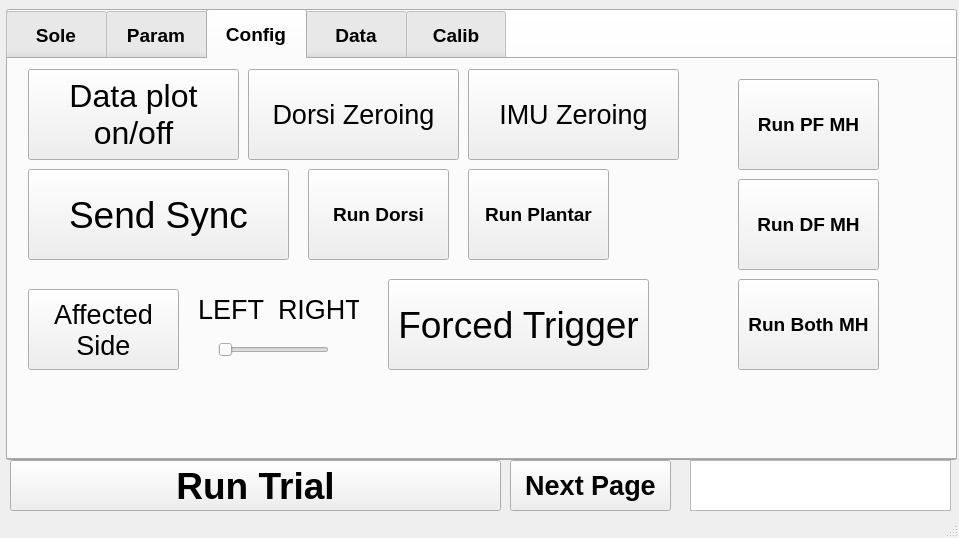
Old version of the form afo_gui/src/mainwindow.ui in the repository jaejinkim121/afo.
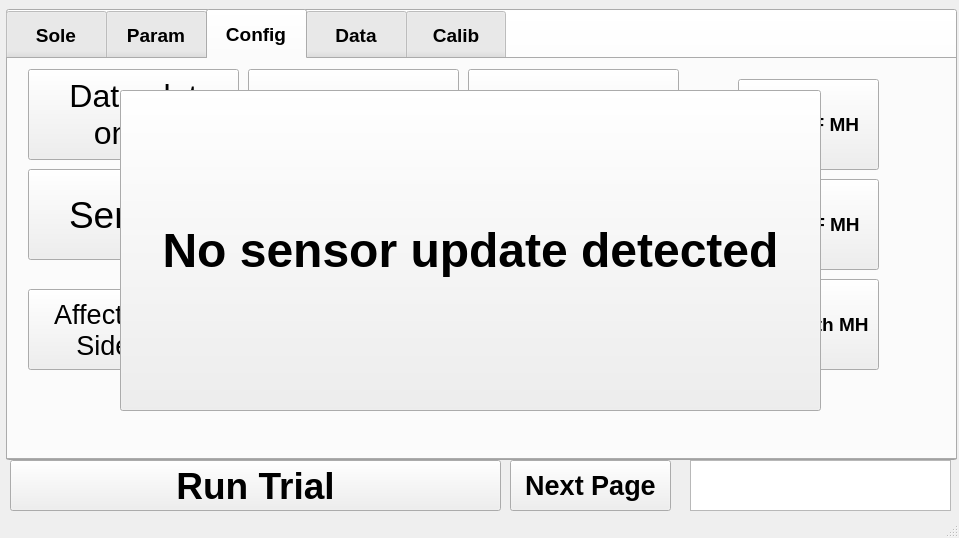
New version of the form. The open tabs and pages were chosen to show the change. Custom widgets are drawn as their Qt base class.

Commit message: Add sensor missing detecting function

```diff
--- a/afo_gui/src/mainwindow.ui
+++ b/afo_gui/src/mainwindow.ui
@@ -33,7 +33,7 @@
      <string notr="true">QTabBar::tab { height: 50px; width: 100px;}</string>
     </property>
     <property name="currentIndex">
-     <number>1</number>
+     <number>2</number>
     </property>
     <widget class="QWidget" name="Developer">
      <attribute name="title">
@@ -2110,11 +2110,31 @@
      <string>Next Page</string>
     </property>
    </widget>
+   <widget class="QPushButton" name="button_noupdate">
+    <property name="geometry">
+     <rect>
+      <x>120</x>
+      <y>90</y>
+      <width>701</width>
+      <height>321</height>
+     </rect>
+    </property>
+    <property name="font">
+     <font>
+      <pointsize>36</pointsize>
+      <bold>true</bold>
+     </font>
+    </property>
+    <property name="text">
+     <string>No sensor update detected</string>
+    </property>
+   </widget>
    <zorder>button_emergency</zorder>
    <zorder>RightBox</zorder>
    <zorder>log</zorder>
    <zorder>button_toggle_trial</zorder>
    <zorder>button_toggle_page</zorder>
+   <zorder>button_noupdate</zorder>
   </widget>
   <widget class="QStatusBar" name="statusbar"/>
  </widget>
```
The commit also changes 8 other files.
